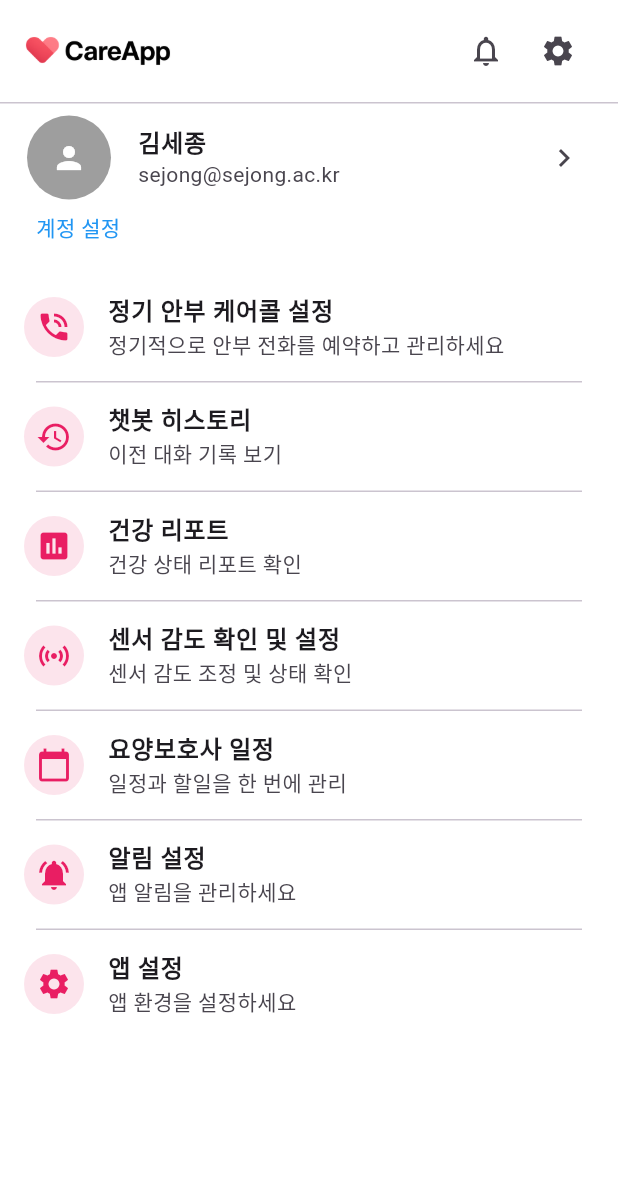
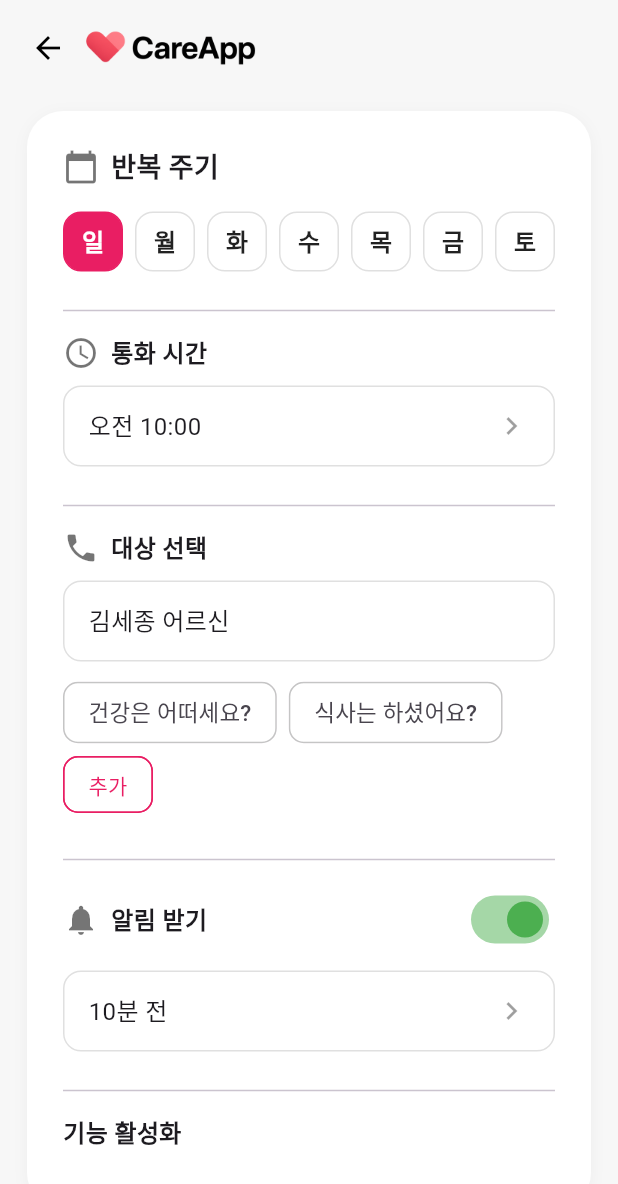
Before and after one commit to Reynard9/CareApp, a Flutter app: the MenuPage screen opened directly, after a tap on "정기 안부 케어콜 설정", on a phone screen of 412 x 824 dp. Shown: the top 1184 px of the screen. Run offline on Flutter 3.47's test engine with Material 3 defaults, Android fonts, the phone set to English and light mode, and no system bars; our stand-ins replace fl_chart, syncfusion_flutter_gauges, table_calendar; Roboto replaces fonts that are missing (Pretendard).

Commit message:
정기 안부 케어콜 설정, 챗봇 요약 보고서 등 주요 UI/UX 개선 및 신규 페이지 추가

```diff
--- /dev/null
+++ b/lib/views/care_call/care_call_schedule_page.dart
@@ -0,0 +1,296 @@
+import 'package:flutter/material.dart'; // 플러터 UI 임포트
+
+class CareCallSchedulePage extends StatefulWidget {
+  const CareCallSchedulePage({super.key});
+
+  @override
+  State<CareCallSchedulePage> createState() => _CareCallSchedulePageState();
+}
+
+class _CareCallSchedulePageState extends State<CareCallSchedulePage> {
+  List<bool> selectedDays = [true, false, false, false, false, false, false]; // 요일 선택 상태
+  TimeOfDay callTime = const TimeOfDay(hour: 10, minute: 0); // 통화 시간
+  String selectedTarget = '김세종 어르신'; // 대상
+  List<String> questions = ['건강은 어떠세요?', '식사는 하셨어요?']; // 질문 리스트
+  bool alarmOn = true; // 알림 여부
+  String alarmTime = '10분 전'; // 알림 시간
+  bool featureEnabled = true; // 기능 활성화
+
+  final List<String> dayLabels = ['일', '월', '화', '수', '목', '금', '토'];
+  final List<String> alarmOptions = ['10분 전', '30분 전', '1시간 전'];
+
+  @override
+  Widget build(BuildContext context) {
+    return Scaffold(
+      backgroundColor: const Color(0xFFF7F7F7), // 전체 배경 밝은 회색
+      body: SafeArea(
+        child: Column(
+          children: [
+            Padding(
+              padding: const EdgeInsets.fromLTRB(8, 8, 8, 0),
+              child: Row(
+                children: [
+                  IconButton(
+                    icon: const Icon(Icons.arrow_back, color: Colors.black),
+                    onPressed: () => Navigator.pop(context),
+                  ),
+                  Image.asset('assets/images/careapp_logo.png', height: 30), // CareApp 로고
+                ],
+              ),
+            ),
+            Expanded(
+              child: Center(
+                child: Container(
+                  width: 400,
+                  margin: const EdgeInsets.all(18),
+                  padding: const EdgeInsets.all(24),
+                  decoration: BoxDecoration(
+                    color: Colors.white,
+                    borderRadius: BorderRadius.circular(24),
+                    boxShadow: [
+                      BoxShadow(
+                        color: Colors.black.withOpacity(0.04),
+                        blurRadius: 8,
+                        offset: const Offset(0, 2),
+                      ),
+                    ],
+                  ),
+                  child: SingleChildScrollView(
+                    child: Column(
+                      crossAxisAlignment: CrossAxisAlignment.start,
+                      children: [
+                        Row(
+                          children: const [
+                            Icon(Icons.calendar_today, color: Colors.black54),
+                            SizedBox(width: 8),
+                            Text('반복 주기', style: TextStyle(fontWeight: FontWeight.bold, fontSize: 18)),
+                          ],
+                        ),
+                        const SizedBox(height: 16),
+                        Row(
+                          mainAxisAlignment: MainAxisAlignment.spaceBetween,
+                          children: List.generate(7, (i) => _buildDayButton(i)), // 요일 버튼
+                        ),
+                        const SizedBox(height: 18),
+                        const Divider(),
+                        const SizedBox(height: 8),
+                        Row(
+                          children: const [
+                            Icon(Icons.access_time, color: Colors.black54),
+                            SizedBox(width: 8),
+                            Text('통화 시간', style: TextStyle(fontWeight: FontWeight.bold, fontSize: 16)),
+                          ],
+                        ),
+                        const SizedBox(height: 10),
+                        GestureDetector(
+                          onTap: _pickTime,
+                          child: Container(
+                            width: double.infinity,
+                            padding: const EdgeInsets.symmetric(vertical: 14, horizontal: 16),
+                            decoration: BoxDecoration(
+                              color: Colors.white,
+                              borderRadius: BorderRadius.circular(12),
+                              border: Border.all(color: Colors.black12),
+                            ),
+                            child: Row(
+                              mainAxisAlignment: MainAxisAlignment.spaceBetween,
+                              children: [
+                                Text(_formatTime(callTime), style: const TextStyle(fontSize: 16)),
+                                const Icon(Icons.chevron_right, color: Colors.black38),
+                              ],
+                            ),
+                          ),
+                        ),
+                        const SizedBox(height: 18),
+                        const Divider(),
+                        const SizedBox(height: 8),
+                        Row(
+                          children: const [
+                            Icon(Icons.phone, color: Colors.black54),
+                            SizedBox(width: 8),
+                            Text('대상 선택', style: TextStyle(fontWeight: FontWeight.bold, fontSize: 16)),
+                          ],
+                        ),
+                        const SizedBox(height: 10),
+                        Container(
+                          width: double.infinity,
+                          padding: const EdgeInsets.symmetric(vertical: 14, horizontal: 16),
+                          decoration: BoxDecoration(
+                            color: Colors.white,
+                            borderRadius: BorderRadius.circular(12),
+                            border: Border.all(color: Colors.black12),
+                          ),
+                          child: Text(selectedTarget, style: const TextStyle(fontSize: 16)),
+                        ),
+                        const SizedBox(height: 10),
+                        Wrap(
+                          spacing: 8,
+                          children: [
+                            ...questions.map((q) => Chip(
+                                  label: Text(q, style: const TextStyle(fontSize: 15)),
+                                  backgroundColor: Colors.white,
+                                  shape: RoundedRectangleBorder(
+                                    borderRadius: BorderRadius.circular(10),
+                                    side: const BorderSide(color: Colors.black12),
+                                  ),
+                                )),
+                            ActionChip(
+                              label: const Text('추가', style: TextStyle(color: Colors.pink)),
+                              backgroundColor: Colors.white,
+                              shape: RoundedRectangleBorder(
+                                borderRadius: BorderRadius.circular(10),
+                                side: const BorderSide(color: Colors.pink),
+                              ),
+                              onPressed: _addQuestion,
+                            ),
+                          ],
+                        ),
+                        const SizedBox(height: 18),
+                        const Divider(),
+                        const SizedBox(height: 8),
+                        Row(
+                          children: [
+                            const Icon(Icons.notifications, color: Colors.black54),
+                            const SizedBox(width: 8),
+                            const Text('알림 받기', style: TextStyle(fontWeight: FontWeight.bold, fontSize: 16)),
+                            const Spacer(),
+                            Switch(
+                              value: alarmOn,
+                              onChanged: (v) => setState(() => alarmOn = v),
+                              activeColor: Colors.green,
+                            ),
+                          ],
+                        ),
+                        if (alarmOn) ...[
+                          const SizedBox(height: 10),
+                          GestureDetector(
+                            onTap: _pickAlarmTime,
+                            child: Container(
+                              width: double.infinity,
+                              padding: const EdgeInsets.symmetric(vertical: 14, horizontal: 16),
+                              decoration: BoxDecoration(
+                                color: Colors.white,
+                                borderRadius: BorderRadius.circular(12),
+                                border: Border.all(color: Colors.black12),
+                              ),
+                              child: Row(
+                                mainAxisAlignment: MainAxisAlignment.spaceBetween,
+                                children: [
+                                  Text(alarmTime, style: const TextStyle(fontSize: 16)),
+                                  const Icon(Icons.chevron_right, color: Colors.black38),
+                                ],
+                              ),
+                            ),
+                          ),
+                        ],
+                        const SizedBox(height: 18),
+                        const Divider(),
+                        const SizedBox(height: 8),
+                        const Text('기능 활성화', style: TextStyle(fontWeight: FontWeight.bold, fontSize: 16)),
+                        const SizedBox(height: 18),
+                        SizedBox(
+                          width: double.infinity,
+                          child: ElevatedButton(
+                            style: ElevatedButton.styleFrom(
+                              backgroundColor: Colors.pink,
+                              shape: RoundedRectangleBorder(borderRadius: BorderRadius.circular(14)),
+                              padding: const EdgeInsets.symmetric(vertical: 18),
+                            ),
+                            onPressed: () {},
+                            child: const Text('저장하기', style: TextStyle(fontSize: 18, fontWeight: FontWeight.bold, color: Colors.white)),
+                          ),
+                        ),
+                      ],
+                    ),
+                  ),
+                ),
+              ),
+            ),
+          ],
+        ),
+      ),
+    );
+  }
+
+  Widget _buildDayButton(int i) {
+    return GestureDetector(
+      onTap: () => setState(() => selectedDays[i] = !selectedDays[i]),
+      child: Container(
+        width: 40,
+        height: 40,
+        decoration: BoxDecoration(
+          color: selectedDays[i] ? Colors.pink : Colors.white,
+          borderRadius: BorderRadius.circular(12),
+          border: Border.all(color: selectedDays[i] ? Colors.pink : Colors.black12),
+        ),
+        child: Center(
+          child: Text(
+            dayLabels[i],
+            style: TextStyle(
+              color: selectedDays[i] ? Colors.white : Colors.black87,
+              fontWeight: FontWeight.bold,
+              fontSize: 16,
+            ),
+          ),
+        ),
+      ),
+    );
+  }
+
+  void _pickTime() async {
+    final picked = await showTimePicker(
+      context: context,
+      initialTime: callTime,
+    );
+    if (picked != null) setState(() => callTime = picked);
+  }
+
+  void _addQuestion() async {
+    final controller = TextEditingController();
+    await showDialog(
+      context: context,
+      builder: (context) => AlertDialog(
+        title: const Text('질문 추가'),
+        content: TextField(
+          controller: controller,
+          decoration: const InputDecoration(hintText: '질문을 입력하세요'),
+        ),
+        actions: [
+          TextButton(
+            onPressed: () => Navigator.pop(context),
+            child: const Text('취소'),
+          ),
+          TextButton(
+            onPressed: () {
+              if (controller.text.trim().isNotEmpty) {
+                setState(() => questions.add(controller.text.trim()));
+              }
+              Navigator.pop(context);
+            },
+            child: const Text('추가'),
+          ),
+        ],
+      ),
+    );
+  }
+
+  void _pickAlarmTime() async {
+    final picked = await showModalBottomSheet<String>(
+      context: context,
+      builder: (context) => Column(
+        mainAxisSize: MainAxisSize.min,
+        children: alarmOptions.map((opt) => ListTile(
+          title: Text(opt),
+          onTap: () => Navigator.pop(context, opt),
+        )).toList(),
+      ),
+    );
+    if (picked != null) setState(() => alarmTime = picked);
+  }
+
+  String _formatTime(TimeOfDay t) {
+    final hour = t.hourOfPeriod == 0 ? 12 : t.hourOfPeriod;
+    final period = t.period == DayPeriod.am ? '오전' : '오후';
+    return '$period $hour:${t.minute.toString().padLeft(2, '0')}';
+  }
+}
--- a/lib/views/chat/chat_history_page.dart
+++ b/lib/views/chat/chat_history_page.dart
@@ -17,31 +17,27 @@ class ChatHistoryPage extends StatelessWidget { // 챗봇 히스토리 확인
         'title': 'TV 시청과 스트레스 해소 대화',
       },
       {
-        'date': '2024-11-17 12:30',
+        'date': '2024-12-19 13:20',
         'title': '어르신의 건강과 피로에 대한 대화',
-      },
-      {
-        'date': '2024-11-17 12:08',
-        'title': '일상적인 대화를 나누는 어르신',
       },
       {
         'date': '2024-11-17 06:55',
         'title': '일상적인 대화와 건강 상태 점검',
       },
       {
-        'date': '2024-11-17 06:47',
-        'title': '자연 속 산책과 가족과의 대화',
+        'date': '2024-11-16 07:47',
+        'title': '자연 속 산책과 기족과의 대화',
       },
       {
-        'date': '2024-11-14 20:40',
-        'title': '식사 사운자 간 기분과 스트레스 이야기',
+        'date': '2024-11-10 10:20',
+        'title': '식사 사이로 간 기분과 스트레스 이야기',
       },
     ];
 
     return Scaffold(
-      backgroundColor: Colors.white,
+      backgroundColor: const Color(0xFFF7F7F7), // 전체 배경 밝은 회색
       appBar: AppBar(
-        backgroundColor: Colors.white,
+        backgroundColor: const Color(0xFFF7F7F7), // AppBar 배경도 밝은 회색으로 통일
         elevation: 0,
         leading: IconButton(
           icon: const Icon(Icons.arrow_back, color: Colors.black),
@@ -72,16 +68,16 @@ class ChatHistoryPage extends StatelessWidget { // 챗봇 히스토리 확인
               padding: const EdgeInsets.fromLTRB(20, 16, 20, 0),
               child: Row(
                 children: const [
-                  Icon(Icons.flag, color: Colors.pink),
+                  Icon(Icons.flag, color: Colors.pink), // 상단 아이콘
                   SizedBox(width: 8),
-                  Text('챗봇 히스토리 확인', style: TextStyle(fontWeight: FontWeight.bold, fontSize: 20, color: Colors.pink)),
+                  Text('챗봇 히스토리 확인', style: TextStyle(fontWeight: FontWeight.bold, fontSize: 20, color: Colors.pink)), // 상단 제목
                 ],
               ),
             ),
             const SizedBox(height: 12),
             Expanded(
               child: ListView.builder(
-                padding: const EdgeInsets.symmetric(horizontal: 20),
+                padding: const EdgeInsets.symmetric(horizontal: 16, vertical: 0), // 리스트 패딩
                 itemCount: chatHistory.length,
                 itemBuilder: (context, index) {
                   final item = chatHistory[index];
@@ -90,31 +86,45 @@ class ChatHistoryPage extends StatelessWidget { // 챗봇 히스토리 확인
                       Navigator.push(
                         context,
                         MaterialPageRoute(
-                          builder: (context) => ChatDetailPage(date: item['date']!, title: item['title']!),
+                          builder: (context) => ChatDetailPage(
+                            date: item['date']!,
+                            title: item['title']!,
+                          ),
                         ),
                       );
                     },
                     child: Container(
-                      margin: const EdgeInsets.only(bottom: 14),
-                      padding: const EdgeInsets.all(14),
+                      margin: const EdgeInsets.only(bottom: 18), // 카드 간격
                       decoration: BoxDecoration(
-                        color: Colors.pink[50],
-                        borderRadius: BorderRadius.circular(12),
+                        color: Colors.white, // 카드 배경 흰색
+                        borderRadius: BorderRadius.circular(20), // 모서리 둥글게
                         boxShadow: [
                           BoxShadow(
-                            color: Colors.black.withOpacity(0.04),
-                            blurRadius: 4,
+                            color: Colors.black12,
+                            blurRadius: 8,
                             offset: const Offset(0, 2),
                           ),
                         ],
                       ),
-                      child: Column(
-                        crossAxisAlignment: CrossAxisAlignment.start,
-                        children: [
-                          Text(item['date']!, style: const TextStyle(fontWeight: FontWeight.bold, fontSize: 14, color: Colors.black54)),
-                          const SizedBox(height: 6),
-                          Text(item['title']!, style: const TextStyle(fontSize: 16, color: Colors.pink, fontWeight: FontWeight.w600)),
-                        ],
+                      child: ListTile(
+                        contentPadding: const EdgeInsets.symmetric(horizontal: 18, vertical: 14), // 카드 내부 패딩
+                        leading: CircleAvatar(
+                          backgroundColor: const Color(0xFFFEEBED), // 연분홍 배경
+                          radius: 26,
+                          child: const Icon(Icons.chat_bubble, color: Color(0xFFF06292), size: 28), // 말풍선 아이콘
+                        ),
+                        title: Text(
+                          item['date']!, // 날짜/시간
+                          style: const TextStyle(fontSize: 15, color: Colors.black54, fontWeight: FontWeight.w500), // 날짜 스타일
+                        ),
+                        subtitle: Padding(
+                          padding: const EdgeInsets.only(top: 4),
+                          child: Text(
+                            item['title']!, // 대화 제목
+                            style: const TextStyle(fontSize: 16, fontWeight: FontWeight.bold, color: Colors.black), // 제목 스타일(조금 작게)
+                          ),
+                        ),
+                        trailing: const Icon(Icons.chevron_right, color: Colors.grey, size: 28), // 오른쪽 화살표
                       ),
                     ),
                   );
--- a/lib/views/menu/menu_page.dart
+++ b/lib/views/menu/menu_page.dart
@@ -4,6 +4,7 @@ import 'package:careapp5_15/views/main/notification_page.dart'; // 알림 페이
 import 'package:careapp5_15/views/main/main_screen.dart'; // 홈 화면 임포트
 import 'package:careapp5_15/views/sensor/sensor_data_page.dart'; // 센서 데이터 임포트
 import 'package:careapp5_15/views/chat/chat_history_page.dart'; // 챗봇 히스토리 페이지 임포트
+import 'package:careapp5_15/views/care_call/care_call_schedule_page.dart'; // 정기 안부 케어콜 설정 페이지 임포트
 
 class MenuPage extends StatelessWidget { // 메뉴 화면 위젯
   const MenuPage({super.key});
@@ -15,7 +16,12 @@ class MenuPage extends StatelessWidget { // 메뉴 화면 위젯
         'icon': Icons.phone_in_talk,
         'title': '정기 안부 케어콜 설정',
         'subtitle': '정기적으로 안부 전화를 예약하고 관리하세요',
-        'onTap': () {},
+        'onTap': () {
+          Navigator.push(
+            context,
+            MaterialPageRoute(builder: (context) => const CareCallSchedulePage()),
+          );
+        },
       },
       {
         'icon': Icons.history,
```
Also changed, not shown: lib/views/chat/chat_detail_page.dart (+9 -1 lines), lib/views/chat/chatbot_summary_report_page.dart (added, +90 -0 lines), 13 other files.
